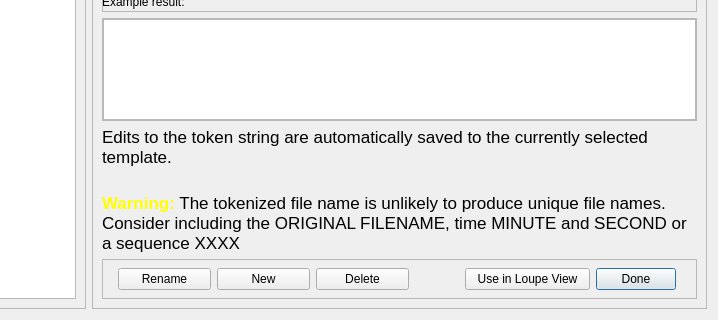
The window that Dialogs/tokendlg.ui (towhee/Winnow64) describes before a commit, drawn with Qt 5; both pictures show x 125 to 843 and y 235 to 555 of the 843 by 555 pixel window.
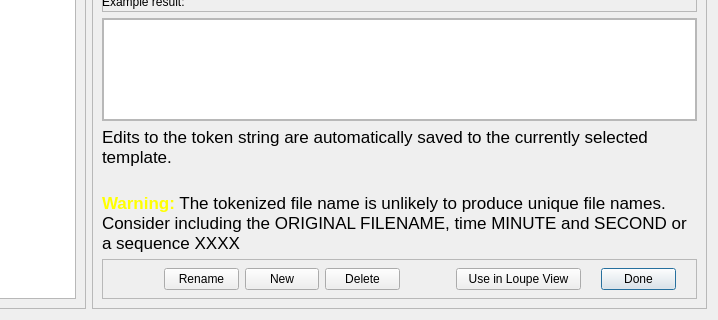
The same window after the commit. Custom widgets are drawn as their Qt base class.

```diff
--- a/Dialogs/tokendlg.ui
+++ b/Dialogs/tokendlg.ui
@@ -523,17 +523,23 @@
          <item>
           <widget class="QPushButton" name="renameBtn">
            <property name="sizePolicy">
-            <sizepolicy hsizetype="Fixed" vsizetype="Fixed">
+            <sizepolicy hsizetype="Expanding" vsizetype="Fixed">
              <horstretch>0</horstretch>
              <verstretch>0</verstretch>
             </sizepolicy>
            </property>
            <property name="minimumSize">
             <size>
-             <width>93</width>
+             <width>60</width>
              <height>0</height>
             </size>
            </property>
+           <property name="maximumSize">
+            <size>
+             <width>16777215</width>
+             <height>16777215</height>
+            </size>
+           </property>
            <property name="focusPolicy">
             <enum>Qt::NoFocus</enum>
            </property>
@@ -548,17 +554,23 @@
          <item>
           <widget class="QPushButton" name="newBtn">
            <property name="sizePolicy">
-            <sizepolicy hsizetype="Fixed" vsizetype="Fixed">
+            <sizepolicy hsizetype="Expanding" vsizetype="Fixed">
              <horstretch>0</horstretch>
              <verstretch>0</verstretch>
             </sizepolicy>
            </property>
            <property name="minimumSize">
             <size>
-             <width>93</width>
+             <width>60</width>
              <height>0</height>
             </size>
            </property>
+           <property name="maximumSize">
+            <size>
+             <width>16777215</width>
+             <height>16777215</height>
+            </size>
+           </property>
            <property name="focusPolicy">
             <enum>Qt::NoFocus</enum>
            </property>
@@ -573,17 +585,23 @@
          <item>
           <widget class="QPushButton" name="deleteBtn">
            <property name="sizePolicy">
-            <sizepolicy hsizetype="Fixed" vsizetype="Fixed">
+            <sizepolicy hsizetype="Expanding" vsizetype="Fixed">
              <horstretch>0</horstretch>
              <verstretch>0</verstretch>
             </sizepolicy>
            </property>
            <property name="minimumSize">
             <size>
-             <width>93</width>
+             <width>60</width>
              <height>0</height>
             </size>
            </property>
+           <property name="maximumSize">
+            <size>
+             <width>16777215</width>
+             <height>16777215</height>
+            </size>
+           </property>
            <property name="focusPolicy">
             <enum>Qt::NoFocus</enum>
            </property>
@@ -614,7 +632,7 @@
          <item>
           <widget class="QPushButton" name="okBtn">
            <property name="sizePolicy">
-            <sizepolicy hsizetype="Fixed" vsizetype="Fixed">
+            <sizepolicy hsizetype="Minimum" vsizetype="Fixed">
              <horstretch>0</horstretch>
              <verstretch>0</verstretch>
             </sizepolicy>
@@ -651,6 +669,24 @@
          </item>
          <item>
           <widget class="QPushButton" name="closeBtn">
+           <property name="sizePolicy">
+            <sizepolicy hsizetype="Expanding" vsizetype="Fixed">
+             <horstretch>0</horstretch>
+             <verstretch>0</verstretch>
+            </sizepolicy>
+           </property>
+           <property name="minimumSize">
+            <size>
+             <width>60</width>
+             <height>0</height>
+            </size>
+           </property>
+           <property name="maximumSize">
+            <size>
+             <width>16777215</width>
+             <height>16777215</height>
+            </size>
+           </property>
            <property name="text">
             <string>Done</string>
            </property>
```
